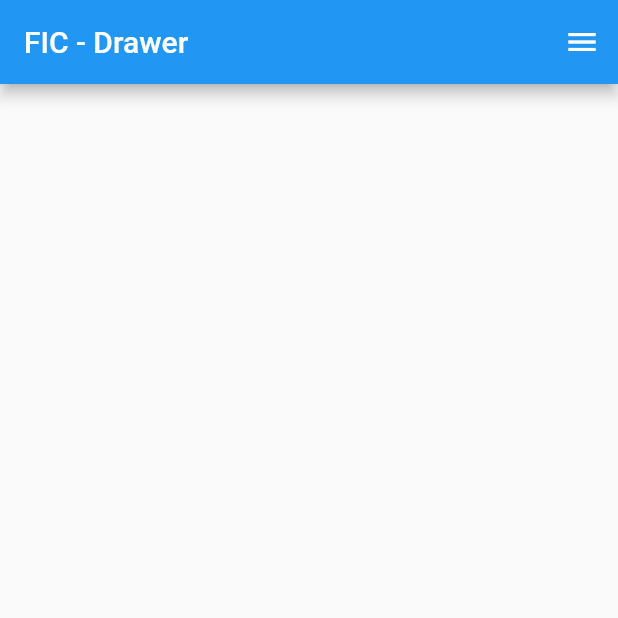
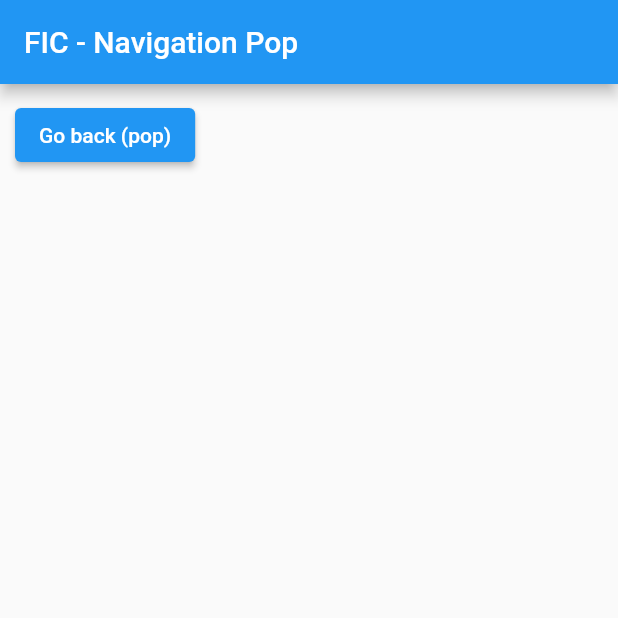
Before and after one commit to fesaworld/fic4_flutter_widgets_challenges, a Flutter app: the screen it shows after launch, on a phone screen of 412 x 824 dp, the top half of it. Run offline on Flutter 3.47's test engine with Material 2 defaults, Android fonts, the light colour scheme and no system bars; our stand-ins replace flutter_svg.

Commit message:
basic widget - navigation - navigation_pop

```diff
--- a/lib/main.dart
+++ b/lib/main.dart
@@ -20,6 +20,7 @@ import 'package:fic4_flutter_widgets_challenges/tugas/basic_widget/scaffold_widg
 import 'package:fic4_flutter_widgets_challenges/tugas/basic_widget/text_widget.dart';
 import 'package:fic4_flutter_widgets_challenges/tugas/navigation/bottom_navbar.dart';
 import 'package:fic4_flutter_widgets_challenges/tugas/navigation/drawer_widget.dart';
+import 'package:fic4_flutter_widgets_challenges/tugas/navigation/navigation_pop.dart';
 import 'package:flutter/material.dart';
 
 void main() {
@@ -58,7 +59,8 @@ class MyApp extends StatelessWidget {
       // home: const ScaffoldWidget(),
       // home: const TextWidget(),
       // home: const BottomNavbarWidget(),
-      home: const DrawerWidget(),
+      // home: const DrawerWidget(),
+      home: const NavigationPop(),
     );
   }
 }
--- /dev/null
+++ b/lib/tugas/navigation/navigation_pop.dart
@@ -0,0 +1,32 @@
+import 'package:flutter/material.dart';
+
+class NavigationPop extends StatefulWidget {
+  const NavigationPop({Key? key}) : super(key: key);
+
+  @override
+  State<NavigationPop> createState() => _NavigationPopState();
+}
+
+class _NavigationPopState extends State<NavigationPop> {
+  @override
+  Widget build(BuildContext context) {
+    return Scaffold(
+      appBar: AppBar(
+        title: const Text("FIC - Navigation Pop"),
+      ),
+      body: Container(
+        padding: const EdgeInsets.all(10.0),
+        child: Column(
+          children: [
+            ElevatedButton(
+              onPressed: () {
+                Navigator.of(context).pop();
+              },
+              child: const Text('Go back (pop)'),
+            ),
+          ],
+        ),
+      ),
+    );
+  }
+}
```
